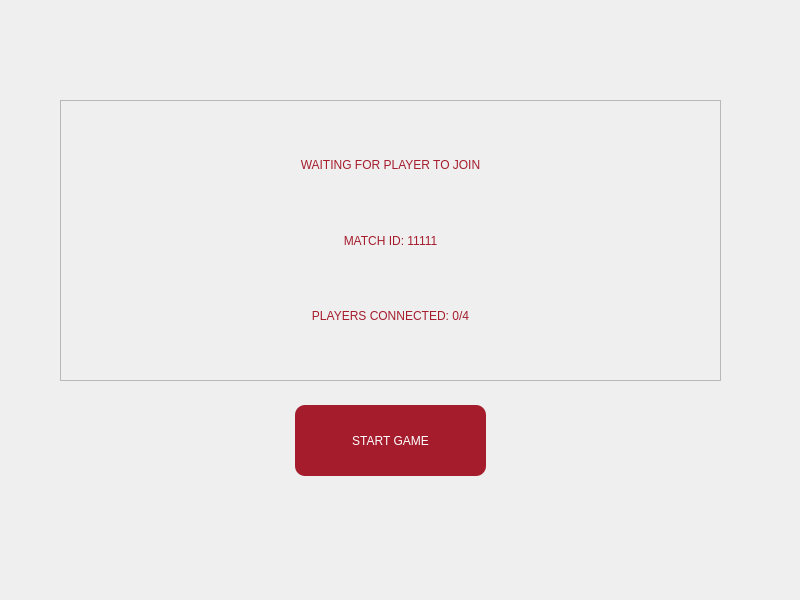
This is client/view/menu/pages/waitingPage.ui in valentinbersi/DuckGame-Recreation as Qt 5 draws it before an edit. The edited form follows.
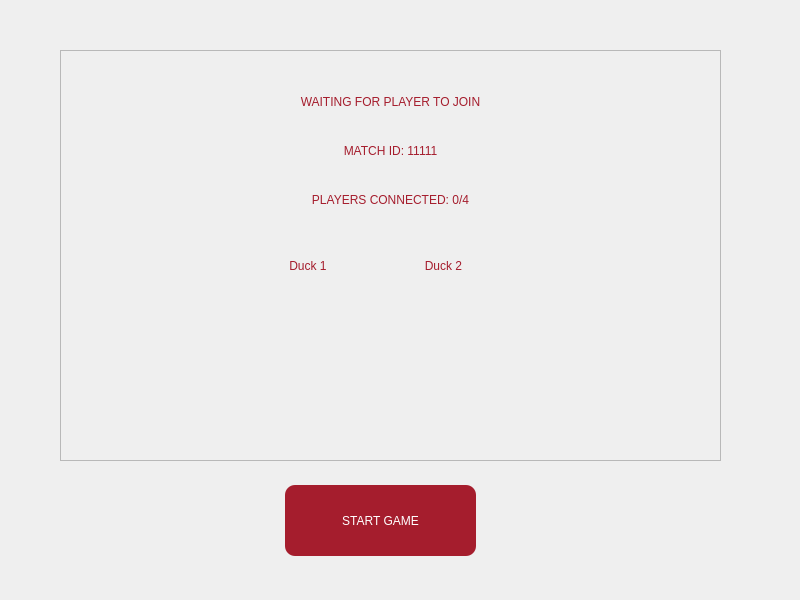
This is the edited form. Icons and pictures are not drawn.

The edit to the form file:
```diff
--- a/client/view/menu/pages/waitingPage.ui
+++ b/client/view/menu/pages/waitingPage.ui
@@ -20,9 +20,9 @@
    <property name="geometry">
     <rect>
      <x>60</x>
-     <y>100</y>
+     <y>50</y>
      <width>661</width>
-     <height>281</height>
+     <height>411</height>
     </rect>
    </property>
    <property name="styleSheet">
@@ -43,7 +43,7 @@
       <x>10</x>
       <y>30</y>
       <width>641</width>
-      <height>221</height>
+      <height>141</height>
      </rect>
     </property>
     <layout class="QVBoxLayout" name="verticalLayout">
@@ -96,12 +96,87 @@
      </item>
     </layout>
    </widget>
+   <widget class="QWidget" name="layoutWidget">
+    <property name="geometry">
+     <rect>
+      <x>190</x>
+      <y>200</y>
+      <width>251</width>
+      <height>181</height>
+     </rect>
+    </property>
+    <layout class="QHBoxLayout" name="horizontalLayout">
+     <property name="spacing">
+      <number>20</number>
+     </property>
+     <item>
+      <layout class="QVBoxLayout" name="layoutDuck1" stretch="1,4">
+       <item>
+        <widget class="QLabel" name="Duck1Label">
+         <property name="styleSheet">
+          <string notr="true">color:  rgb(165, 29, 45);</string>
+         </property>
+         <property name="text">
+          <string>Duck 1</string>
+         </property>
+         <property name="alignment">
+          <set>Qt::AlignCenter</set>
+         </property>
+        </widget>
+       </item>
+       <item>
+        <widget class="QLabel" name="Duck1">
+         <property name="pixmap">
+          <pixmap>../resources/ducks/whiteDuckIcon.png</pixmap>
+         </property>
+         <property name="scaledContents">
+          <bool>true</bool>
+         </property>
+         <property name="alignment">
+          <set>Qt::AlignCenter</set>
+         </property>
+        </widget>
+       </item>
+      </layout>
+     </item>
+     <item>
+      <layout class="QVBoxLayout" name="layoutDuck2" stretch="1,4">
+       <item>
+        <widget class="QLabel" name="Duck2Label">
+         <property name="styleSheet">
+          <string notr="true">color:  rgb(165, 29, 45);</string>
+         </property>
+         <property name="text">
+          <string>Duck 2</string>
+         </property>
+         <property name="alignment">
+          <set>Qt::AlignCenter</set>
+         </property>
+        </widget>
+       </item>
+       <item>
+        <widget class="QLabel" name="Duck2">
+         <property name="pixmap">
+          <pixmap>../resources/ducks/whiteDuckIcon.png</pixmap>
+         </property>
+         <property name="scaledContents">
+          <bool>true</bool>
+         </property>
+         <property name="alignment">
+          <set>Qt::AlignCenter</set>
+         </property>
+        </widget>
+       </item>
+      </layout>
+     </item>
+    </layout>
+   </widget>
   </widget>
   <widget class="QPushButton" name="playButton">
    <property name="geometry">
     <rect>
-     <x>290</x>
-     <y>400</y>
+     <x>280</x>
+     <y>480</y>
      <width>201</width>
      <height>81</height>
     </rect>
```
Left out of the diff: 18 changed lines with no effect on the pictures.
